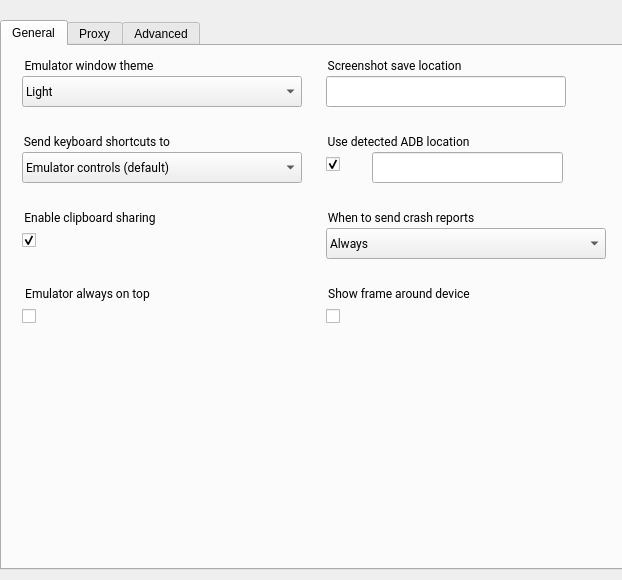
Above: android/android-emu/android/skin/qt/extended-pages/settings-page.ui from vicamo/libandroid-emugl before the change. Below: the same form after it.
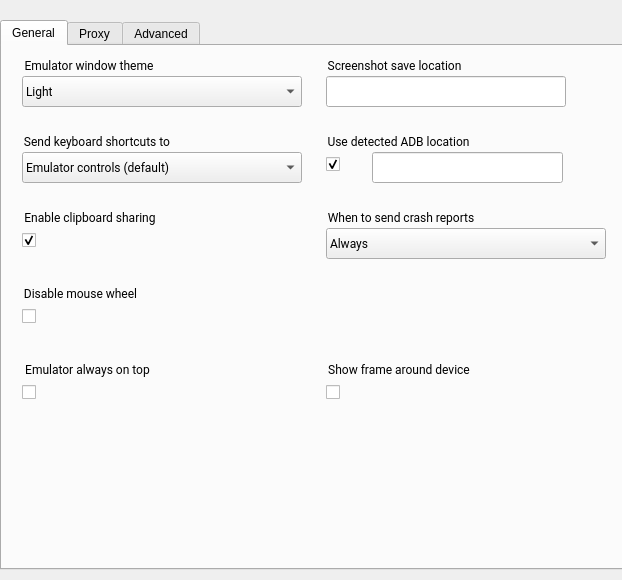
That is the form after the change. Icons and pictures are not drawn. Custom widgets are drawn as their Qt base class.

Commit message:
[UI] Add an option to disable mouse wheel
By default, we enable mouse wheel. Users can disable mouse wheel in
extended settings page.

The edit to the form file:
```diff
--- a/android/android-emu/android/skin/qt/extended-pages/settings-page.ui
+++ b/android/android-emu/android/skin/qt/extended-pages/settings-page.ui
@@ -235,7 +235,7 @@
      <property name="geometry">
       <rect>
        <x>324</x>
-       <y>258</y>
+       <y>334</y>
        <width>211</width>
        <height>24</height>
       </rect>
@@ -313,7 +313,7 @@
      <property name="geometry">
       <rect>
        <x>324</x>
-       <y>238</y>
+       <y>314</y>
        <width>211</width>
        <height>21</height>
       </rect>
@@ -439,7 +439,7 @@
      <property name="geometry">
       <rect>
        <x>20</x>
-       <y>258</y>
+       <y>334</y>
        <width>211</width>
        <height>24</height>
       </rect>
@@ -464,7 +464,7 @@
      <property name="geometry">
       <rect>
        <x>20</x>
-       <y>238</y>
+       <y>314</y>
        <width>211</width>
        <height>21</height>
       </rect>
@@ -533,6 +533,55 @@
       <string>Title</string>
      </property>
     </widget>
+    <widget class="QGroupBox" name="set_DisableMouseWheelTitle">
+     <property name="geometry">
+      <rect>
+       <x>20</x>
+       <y>238</y>
+       <width>211</width>
+       <height>21</height>
+      </rect>
+     </property>
+     <property name="font">
+      <font>
+       <family>Roboto</family>
+      </font>
+     </property>
+     <property name="styleSheet">
+      <string notr="true">border: 0px;</string>
+     </property>
+     <property name="title">
+      <string>Disable mouse wheel</string>
+     </property>
+     <property name="ColorGroup" stdset="0">
+      <string>Title</string>
+     </property>
+    </widget>
+    <widget class="QCheckBox" name="set_disableMouseWheel">
+     <property name="geometry">
+      <rect>
+       <x>20</x>
+       <y>258</y>
+       <width>211</width>
+       <height>24</height>
+      </rect>
+     </property>
+     <property name="iconSize">
+      <size>
+       <width>24</width>
+       <height>24</height>
+      </size>
+     </property>
+     <property name="checked">
+      <bool>false</bool>
+     </property>
+     <property name="ColorGroup" stdset="0">
+      <string>Toggle</string>
+     </property>
+     <property name="report_metrics" stdset="0">
+      <bool>false</bool>
+     </property>
+    </widget>
    </widget>
    <widget class="QWidget" name="tab_2">
     <attribute name="title">
```
The commit also changes 7 other files.
